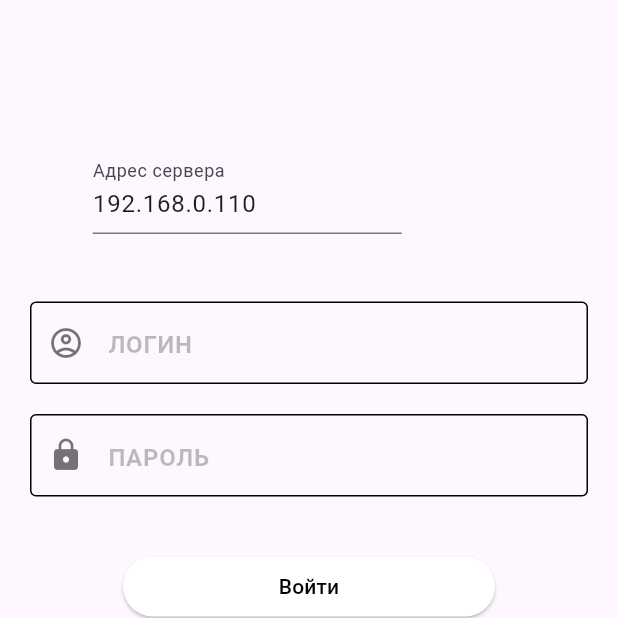
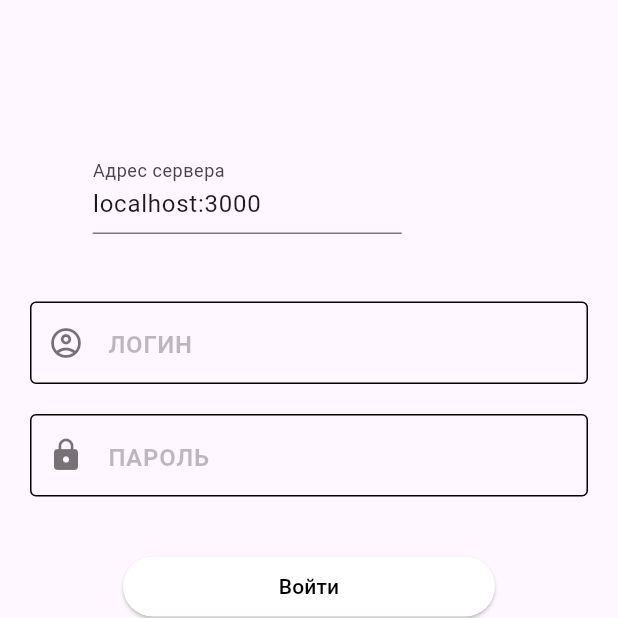
Before and after one commit to shohruxsaidov/qarshi-kafe, a Flutter app: the screen it shows after launch, on a phone screen of 412 x 824 dp, the top half of it. Run offline on Flutter 3.47's test engine with Material 3 defaults, Android fonts, the phone set to English and light mode, and no system bars; our stand-ins replace sqflite, top_snackbar_flutter; missing offline and left inert: flutter_pdfview, number_text_input_formatter; accounts and stored records are empty.

Commit message:
Add meta data

```diff
--- a/lib/core/constants.dart
+++ b/lib/core/constants.dart
@@ -8,7 +8,7 @@ import 'package:qarshi_kafe/core/models.dart';
 
 String appName = 'Карши кафе';
 // String srvAddress = "192.168.0.108";
-String srvAddress = "192.168.0.110";
+String srvAddress = "localhost:3000";
 String srvBase = "qarshicafe";
 String srvCatalog = "mzakaz";
 String version = '1.1.6';
```
Also changed, not shown: pubspec.yaml (+9 -9 lines), pubspec.lock, 1 other file.
